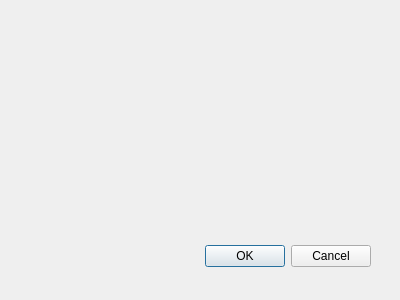
The window that routing_example_dialog_base.ui (Arctictern265/routing_example) describes before a commit, drawn with Qt 5.
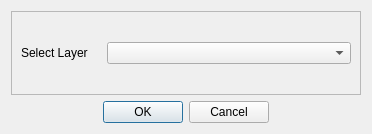
The same window after the commit. Custom widgets are drawn as their Qt base class.

Diff of the .ui file:
```diff
--- a/routing_example_dialog_base.ui
+++ b/routing_example_dialog_base.ui
@@ -1,34 +1,80 @@
 <ui version="4.0" >
  <class>RoutingExampleDialogBase</class>
- <widget class="QDialog" name="RoutingExampleDialogBase" >
-  <property name="geometry" >
+ <widget class="QDialog" name="RoutingExampleDialogBase">
+  <property name="geometry">
    <rect>
     <x>0</x>
     <y>0</y>
-    <width>400</width>
-    <height>300</height>
+    <width>372</width>
+    <height>134</height>
    </rect>
   </property>
   <property name="windowTitle" >
    <string>RoutingExamplePlugin</string>
   </property>
-  <widget class="QDialogButtonBox" name="button_box" >
-   <property name="geometry" >
-    <rect>
-     <x>30</x>
-     <y>240</y>
-     <width>341</width>
-     <height>32</height>
-    </rect>
-   </property>
-   <property name="orientation" >
-    <enum>Qt::Horizontal</enum>
-   </property>
-   <property name="standardButtons" >
-    <set>QDialogButtonBox::Cancel|QDialogButtonBox::Ok</set>
-   </property>
-  </widget>
+  <layout class="QVBoxLayout" name="verticalLayout">
+   <item>
+    <widget class="QFrame" name="frame">
+     <property name="frameShape">
+      <enum>QFrame::StyledPanel</enum>
+     </property>
+     <property name="frameShadow">
+      <enum>QFrame::Raised</enum>
+     </property>
+     <layout class="QHBoxLayout" name="horizontalLayout">
+      <item>
+       <widget class="QLabel" name="label">
+        <property name="sizePolicy">
+         <sizepolicy hsizetype="Fixed" vsizetype="Preferred">
+          <horstretch>0</horstretch>
+          <verstretch>0</verstretch>
+         </sizepolicy>
+        </property>
+        <property name="minimumSize">
+         <size>
+          <width>50</width>
+          <height>0</height>
+         </size>
+        </property>
+        <property name="maximumSize">
+         <size>
+          <width>80</width>
+          <height>16777215</height>
+         </size>
+        </property>
+        <property name="text">
+         <string>Select Layer</string>
+        </property>
+       </widget>
+      </item>
+      <item>
+       <widget class="QgsMapLayerComboBox" name="mMapLayerComboBox"/>
+      </item>
+     </layout>
+    </widget>
+   </item>
+   <item>
+    <widget class="QDialogButtonBox" name="button_box">
+     <property name="orientation">
+      <enum>Qt::Horizontal</enum>
+     </property>
+     <property name="standardButtons">
+      <set>QDialogButtonBox::Cancel|QDialogButtonBox::Ok</set>
+     </property>
+     <property name="centerButtons">
+      <bool>true</bool>
+     </property>
+    </widget>
+   </item>
+  </layout>
  </widget>
+ <customwidgets>
+  <customwidget>
+   <class>QgsMapLayerComboBox</class>
+   <extends>QComboBox</extends>
+   <header>qgsmaplayercombobox.h</header>
+  </customwidget>
+ </customwidgets>
  <resources/>
  <connections>
   <connection>
```
Left out of the diff: 29 changed lines with no effect on the pictures.
